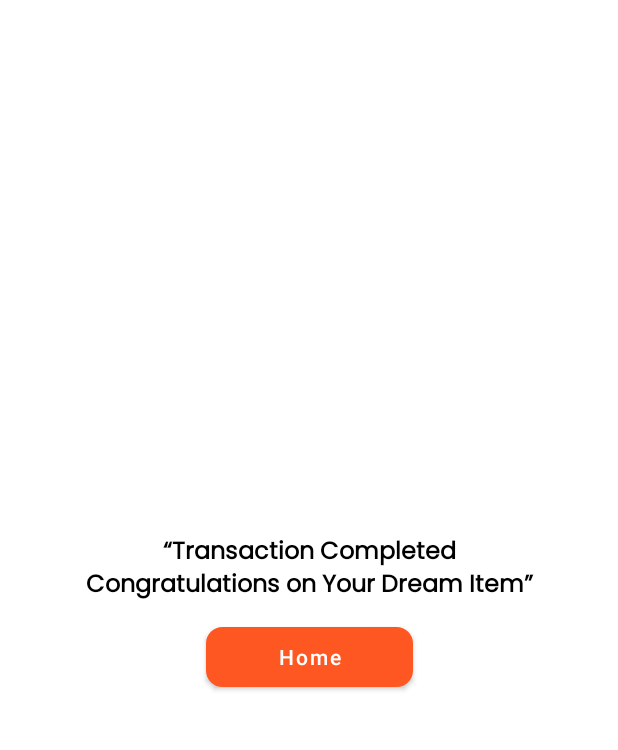
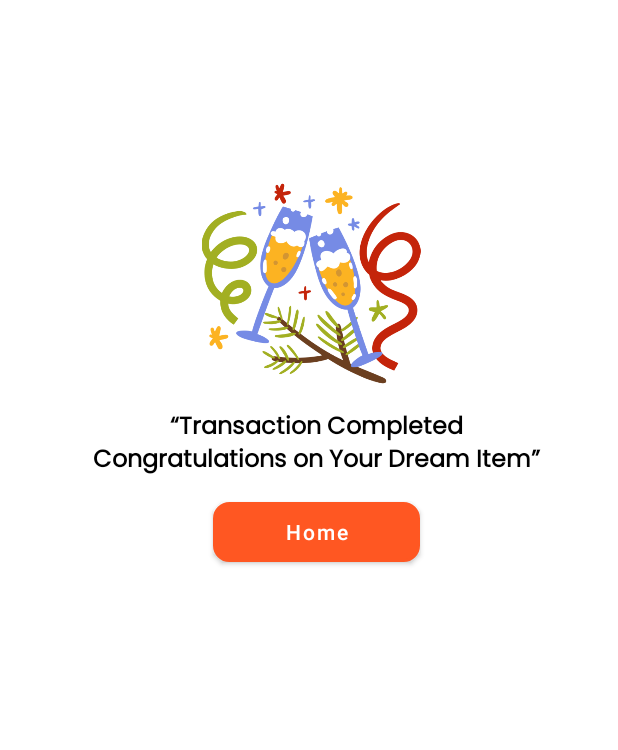
Before and after one commit to Diassdp/B-Cash, an Android app: the EndPortalActivity screen opened directly, with no data from a screen before it, on a phone screen of 412 x 824 dp, the part 84-834 px from its top. Run offline under Robolectric (Android 15) with nearby library versions, the phone set to English and light mode, and no system bars; our stand-ins replace data binding.

Commit message:
V1.2 B-Cash Aplication Alpha [updated]

```diff
--- a/app/src/main/java/com/example/bcash/ui/bartertrade/endportal/EndPortalActivity.kt
+++ b/app/src/main/java/com/example/bcash/ui/bartertrade/endportal/EndPortalActivity.kt
@@ -1,7 +1,9 @@
 package com.example.bcash.ui.bartertrade.endportal
 
+import android.animation.ObjectAnimator
 import android.content.Intent
 import android.os.Bundle
+import android.view.View
 import androidx.activity.enableEdgeToEdge
 import androidx.appcompat.app.AppCompatActivity
 import androidx.core.view.ViewCompat
@@ -19,6 +21,7 @@ class EndPortalActivity : AppCompatActivity() {
         enableEdgeToEdge()
         setupView()
         setupListeners()
+        playAnimation()
     }
 
     private fun setupView(){
@@ -36,4 +39,14 @@ class EndPortalActivity : AppCompatActivity() {
             finish()
         }
     }
+
+    private fun playAnimation() {
+        val imageViewAnimation = ObjectAnimator.ofFloat(binding.imgDone, View.TRANSLATION_X, -30f, 30f).apply {
+            duration = 6000
+            repeatCount = ObjectAnimator.INFINITE
+            repeatMode = ObjectAnimator.REVERSE
+        }
+        imageViewAnimation.start()
+
+    }
 }
--- a/app/src/main/res/layout/activity_end_portal.xml
+++ b/app/src/main/res/layout/activity_end_portal.xml
@@ -45,16 +45,27 @@
                 android:id="@+id/textView2"
                 android:layout_width="306dp"
                 android:layout_height="57dp"
+                android:layout_marginTop="10dp"
                 android:fontFamily="@font/poppins_regular"
                 android:text="“Transaction Completed Congratulations on Your Dream Item”"
                 android:textAlignment="center"
                 android:textColor="@color/black"
                 android:textSize="16sp"
                 android:textStyle="bold"
-                app:layout_constraintBottom_toBottomOf="parent"
+                app:layout_constraintEnd_toEndOf="@+id/img_done"
+                app:layout_constraintStart_toStartOf="@+id/img_done"
+                app:layout_constraintTop_toBottomOf="@+id/img_done" />
+
+            <ImageView
+                android:id="@+id/img_done"
+                android:layout_width="155dp"
+                android:layout_height="146dp"
+                android:layout_marginTop="116dp"
                 app:layout_constraintEnd_toEndOf="parent"
+                app:layout_constraintHorizontal_bias="0.519"
                 app:layout_constraintStart_toStartOf="parent"
-                app:layout_constraintTop_toTopOf="parent" />
+                app:layout_constraintTop_toTopOf="parent"
+                app:srcCompat="@drawable/img_done" />
         </androidx.constraintlayout.widget.ConstraintLayout>
     </androidx.core.widget.NestedScrollView>
 </androidx.constraintlayout.widget.ConstraintLayout>
--- a/app/src/main/res/layout/fragment_barter_trade.xml
+++ b/app/src/main/res/layout/fragment_barter_trade.xml
@@ -296,7 +296,7 @@
                 android:id="@+id/tv_txt_deal"
                 android:layout_width="289dp"
                 android:layout_height="67dp"
-                android:text="Both parties agree, you can return to the previous page and complete the transaction by selecting the checklist. "
+                android:text="Both parties agree, you can complete the transaction by selecting the checklist."
                 android:textColor="@color/black"
                 android:textSize="12sp"
                 app:layout_constraintStart_toStartOf="@+id/tv_deal"
--- a/app/src/main/res/values/themes.xml
+++ b/app/src/main/res/values/themes.xml
@@ -29,6 +29,7 @@
         <item name="android:textAlignment">center</item>
         <item name="android:textColor">@color/black</item>
         <item name="android:textSize">11sp</item>
+        <item name="android:fontFamily">@font/poppins_regular</item>
+        <item name="android:textStyle">bold</item>
     </style>
-
 </resources>
```
Also changed, not shown: app/src/main/java/com/example/bcash/ui/bartertrade/transaction/TransactionActivity.kt (+9 -2 lines), app/src/main/java/com/example/bcash/ui/inventory/inventransaction/InventoryTransactionAdapter.kt (+8 -1 lines), app/src/main/res/layout/fragment_dashboard.xml (+32 -8 lines), app/src/main/res/drawable/img_dresses.png (added), app/src/main/res/drawable/img_jackets.png (added), app/src/main/res/drawable/img_jeans.png (added), app/src/main/res/drawable/img_shirts.png (added), app/src/main/res/drawable/img_skirts.png (added), app/src/main/res/drawable/img_sweaters.png (added), app/src/main/res/drawable/img_tops.png (added), app/src/main/res/drawable/img_tshirts.png (added).
